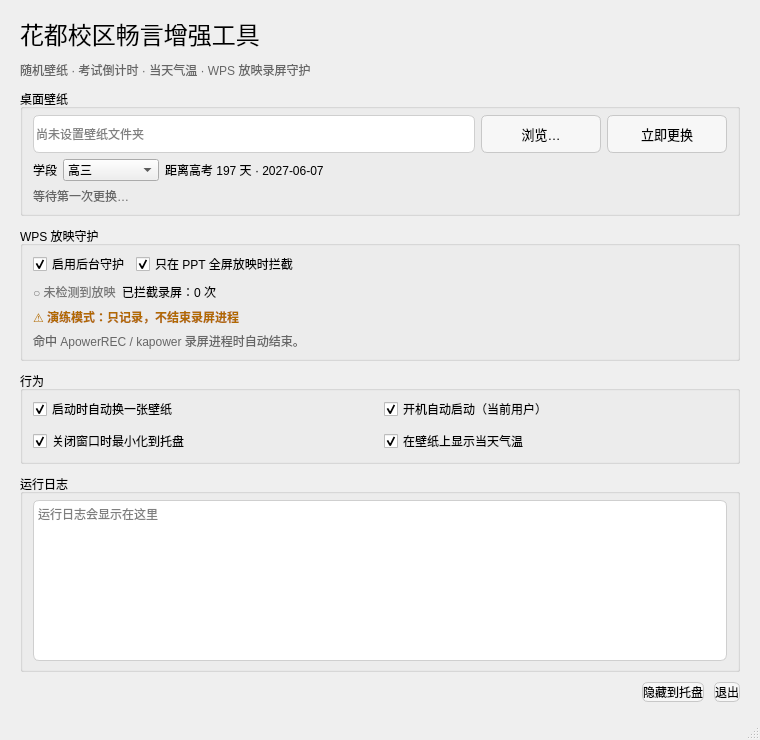
First picture: the form in gyhd/ui/main_window.ui, repository kuqilin/GYHD-Enhancement-Changyan, before the edit.
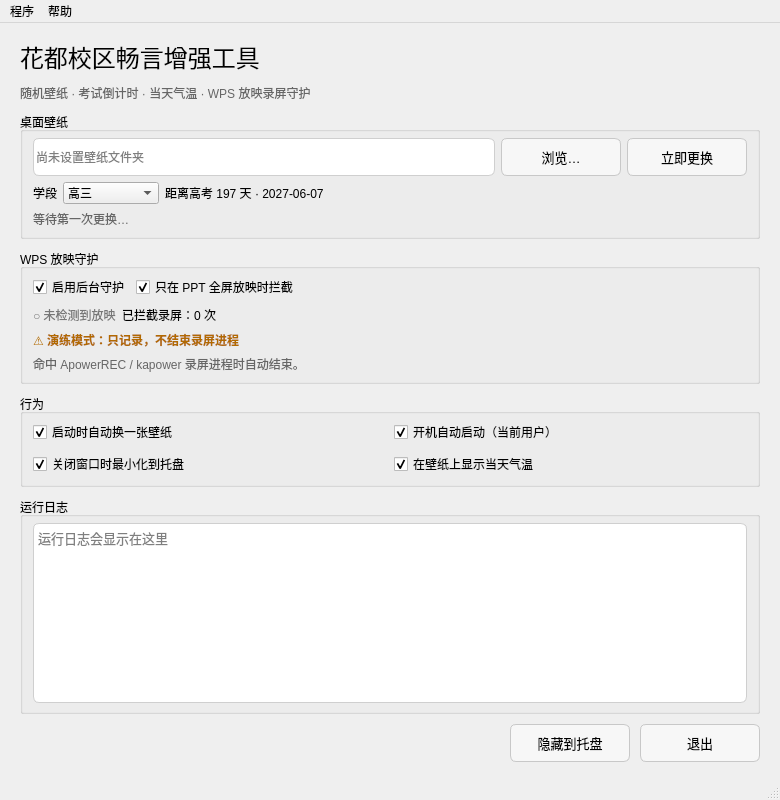
Second picture: the form after the edit.

Commit message:
feat: menu bar, Consolas log and larger bottom buttons
- add program/help menus with reset/about/website/exit actions
- set log font to Consolas 10
- enlarge tray/quit buttons to 120x38 with 10pt text
- raise minimum height to 780 so menu + content fit
- version 0.3.5

What changed in the file:
```diff
--- a/gyhd/ui/main_window.ui
+++ b/gyhd/ui/main_window.ui
@@ -6,14 +6,14 @@
    <rect>
     <x>0</x>
     <y>0</y>
-    <width>760</width>
-    <height>740</height>
+    <width>780</width>
+    <height>800</height>
    </rect>
   </property>
   <property name="minimumSize">
    <size>
     <width>720</width>
-    <height>730</height>
+    <height>780</height>
    </size>
   </property>
   <property name="windowTitle">
@@ -465,6 +465,12 @@
        </property>
        <item>
         <widget class="QPlainTextEdit" name="plainText_log">
+         <property name="font">
+          <font>
+           <family>Consolas</family>
+           <pointsize>10</pointsize>
+          </font>
+         </property>
          <property name="minimumSize">
           <size>
            <width>0</width>
@@ -499,6 +505,23 @@
       </item>
       <item>
        <widget class="QPushButton" name="btn_tray">
+        <property name="font">
+         <font>
+          <pointsize>10</pointsize>
+         </font>
+        </property>
+        <property name="minimumSize">
+         <size>
+          <width>120</width>
+          <height>38</height>
+         </size>
+        </property>
+        <property name="maximumSize">
+         <size>
+          <width>120</width>
+          <height>38</height>
+         </size>
+        </property>
         <property name="text">
          <string>隐藏到托盘</string>
         </property>
@@ -506,6 +529,23 @@
       </item>
       <item>
        <widget class="QPushButton" name="btn_quit">
+        <property name="font">
+         <font>
+          <pointsize>10</pointsize>
+         </font>
+        </property>
+        <property name="minimumSize">
+         <size>
+          <width>120</width>
+          <height>38</height>
+         </size>
+        </property>
+        <property name="maximumSize">
+         <size>
+          <width>120</width>
+          <height>38</height>
+         </size>
+        </property>
         <property name="text">
          <string>退出</string>
         </property>
@@ -515,6 +555,33 @@
     </item>
    </layout>
   </widget>
+  <widget class="QMenuBar" name="menubar">
+   <property name="geometry">
+    <rect>
+     <x>0</x>
+     <y>0</y>
+     <width>760</width>
+     <height>26</height>
+    </rect>
+   </property>
+   <widget class="QMenu" name="menu_program">
+    <property name="title">
+     <string>程序</string>
+    </property>
+    <addaction name="action_reset_folder"/>
+    <addaction name="action_exit_2"/>
+   </widget>
+   <widget class="QMenu" name="menu_help">
+    <property name="title">
+     <string>帮助</string>
+    </property>
+    <addaction name="action_website"/>
+    <addaction name="separator"/>
+    <addaction name="action_about"/>
+   </widget>
+   <addaction name="menu_program"/>
+   <addaction name="menu_help"/>
+  </widget>
   <widget class="QStatusBar" name="statusbar"/>
  </widget>
  <resources/>
```
Left out of the diff: 20 changed lines with no effect on the pictures. The commit also changes 4 other files.
